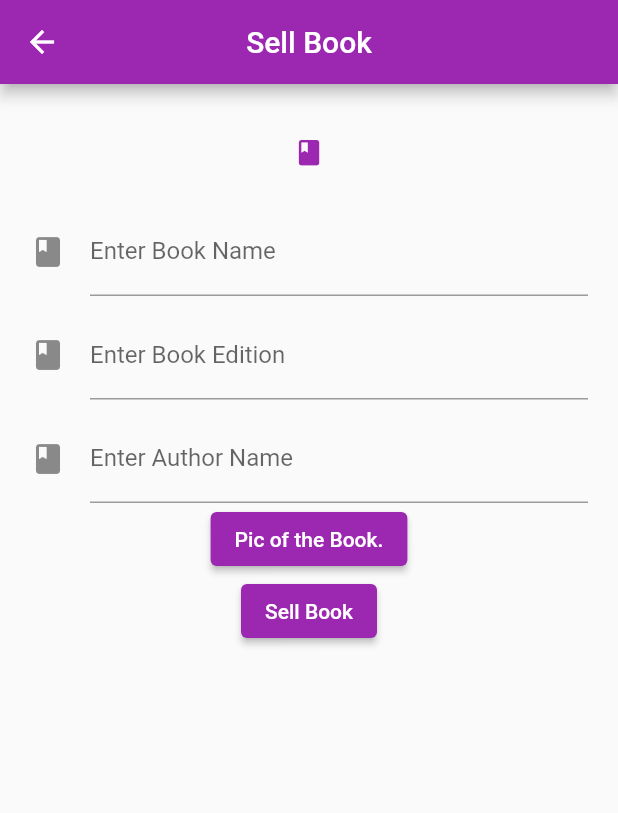
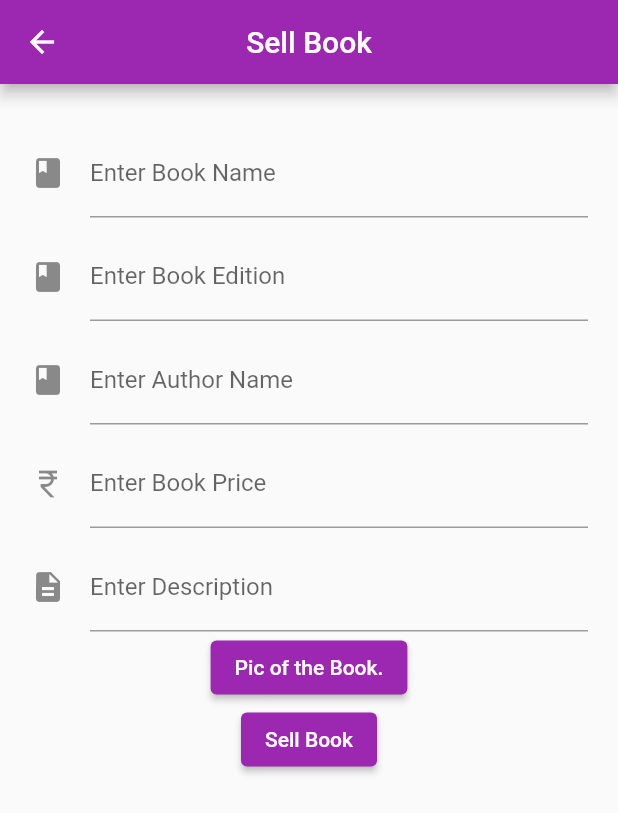
Before and after one commit to Viveksharma121/student_marketplace, a Flutter app: the BookSellingScreen screen opened directly with empty values, on a phone screen of 412 x 824 dp. Shown: the top 813 px of the screen. Run offline on Flutter 3.47's test engine with Material 2 defaults, Android fonts, the light colour scheme and no system bars; our stand-ins replace cloud_firestore, firebase_auth, firebase_core, firebase_database, firebase_storage, flutter_svg and 1 more; accounts and stored records are empty.

Commit message:
third commit

```diff
--- a/lib/main.dart
+++ b/lib/main.dart
@@ -2,6 +2,7 @@ import 'package:firebase_core/firebase_core.dart';
 import 'package:flutter/material.dart';
 import 'package:student_marketplace/screens/comps.dart';
 import 'package:student_marketplace/screens/departments.dart';
+import 'package:student_marketplace/screens/homepage.dart';
 import 'package:student_marketplace/screens/login.dart';
 import 'package:student_marketplace/screens/signup.dart';
 import 'package:student_marketplace/screens/verification.dart';
--- a/lib/models/bookModel.dart
+++ b/lib/models/bookModel.dart
@@ -1,23 +1,29 @@
 class BookModel {
   String? uid;
-  // String? seller;
+  String? sellerId;
+  String? sellerName;
   String? subjectName;
   String? bookName;
   String? bookAuthor;
   String? bookEdition;
+  String? bookPrice;
+  String? description;
   String? department;
   int? semester;
   String? imageUrl;
 
-  BookModel({this.subjectName, this.bookName, this.bookAuthor, this.bookEdition, this.department, this.semester, this.imageUrl, this.uid});
+  BookModel({this.sellerId, this.sellerName, this.subjectName, this.bookName, this.bookAuthor, this.bookEdition, this.bookPrice, this.description, this.department, this.semester, this.imageUrl, this.uid});
 
   BookModel.fromMap(Map<String, dynamic> map){
     uid = map["uid"];
-    // seller = map["sellerid"];
+    sellerName = map["sellername"];
+    sellerId = map["sellerid"];
     subjectName = map["subjectname"];
     bookName = map["bookname"];
     bookAuthor = map["author"];
     bookEdition = map["edition"];
+    bookPrice = map["price"];
+    description = map["description"];
     department = map["department"];
     semester = map["semester"];
     imageUrl = map["image"];
@@ -26,11 +32,14 @@ class BookModel {
   Map<String, dynamic> toMap() {
     return{
       "uid": uid,
-      // "sellerid" : seller,
+      "sellerid" : sellerId,
+      "sellername": sellerName,
       "subjectname": subjectName,
       "bookname" : bookName,
       "author" : bookAuthor,
       "edition" : bookEdition,
+      "price": bookPrice,
+      "description": description,
       "department" : department,
       "image": imageUrl
     };
--- a/lib/screens/book_selling.dart
+++ b/lib/screens/book_selling.dart
@@ -26,6 +26,8 @@ class _BookSellingScreenState extends State<BookSellingScreen> {
   TextEditingController bookNameController = TextEditingController();
   TextEditingController bookEditionController = TextEditingController();
   TextEditingController authorNameController = TextEditingController();
+  TextEditingController priceController = TextEditingController();
+  TextEditingController descriptionController = TextEditingController();
 
   File? imageFile;
   Future selectImage (ImageSource source) async{
@@ -71,14 +73,20 @@ class _BookSellingScreenState extends State<BookSellingScreen> {
       String bookName = bookNameController.text.trim();
       String bookEdition = bookEditionController.text.trim();
       String authorName = authorNameController.text.trim();
+      String price = priceController.text.trim();
+      String description = descriptionController.text.trim();
 
       String uid = const Uuid().v1();
       BookModel newBookModel = BookModel(
           uid: uid,
+          sellerId: widget.firebaseUser.uid,
+          sellerName: widget.userModel.fullName.toString(),
           subjectName: widget.bookModel.subjectName,
           bookName: bookName,
           bookAuthor: authorName,
           bookEdition: bookEdition,
+          bookPrice: price,
+          description: description,
           department: widget.bookModel.department,
           semester: widget.bookModel.semester,
           imageUrl: ""
@@ -117,7 +125,7 @@ class _BookSellingScreenState extends State<BookSellingScreen> {
         padding: const EdgeInsets.all(20),
         child: Column(
           children: [
-            CupertinoButton(onPressed: (){}, borderRadius: BorderRadius.circular(10), child: const Icon(Icons.book)),
+            // CupertinoButton(onPressed: (){}, borderRadius: BorderRadius.circular(10), child: const Icon(Icons.book)),
             const SizedBox(height: 10),
             TextField(
               controller: bookNameController,
@@ -142,6 +150,22 @@ class _BookSellingScreenState extends State<BookSellingScreen> {
                   icon: Icon(Icons.book)
               ),
             ),
+            const SizedBox(height: 10),
+            TextField(
+              controller: priceController,
+              decoration: const InputDecoration(
+                  labelText: "Enter Book Price",
+                  icon: Icon(Icons.currency_rupee)
+              ),
+            ),
+            const SizedBox(height: 10),
+            TextField(
+              controller: descriptionController,
+              decoration: const InputDecoration(
+                  labelText: "Enter Description",
+                  icon: Icon(Icons.description)
+              ),
+            ),
             ElevatedButton(onPressed: (){showPhotoOptions();}, child: const Text("Pic of the Book.")),
             ElevatedButton(onPressed: (){sell();}, child: const Text("Sell Book"))
           ],
--- a/lib/screens/booklisting.dart
+++ b/lib/screens/booklisting.dart
@@ -99,6 +99,8 @@ class _BookListingScreenState extends State<BookListingScreen> {
                                       Text("Book Name: ${book.bookName ?? ' '}"),
                                       Text("Author: ${book.bookAuthor ?? ' '}"),
                                       Text("Edition: ${book.bookEdition ?? ' '}"),
+                                      Text("Price: ${book.bookPrice ?? ' '}"),
+                                      Text("Description: ${book.description ?? ' '}"),
                                       ElevatedButton(onPressed: (){}, child: const Text("Chat with Seller"))
                                     ],
                                   ),
--- a/lib/screens/comps.dart
+++ b/lib/screens/comps.dart
@@ -159,6 +159,8 @@ class _SubjectState extends State<Subject> {
     // Initialize newBookModel here using widget properties
     newBookModel = BookModel(
       uid: "",
+      sellerId: widget.firebaseUser.uid,
+      sellerName: widget.userModel.fullName,
       subjectName: widget.subjectName,
       department: "Comps",
       semester: widget.sem,
```
Also changed, not shown: lib/screens/homepage.dart (+84 -26 lines), lib/screens/verification.dart (+9 -6 lines).
